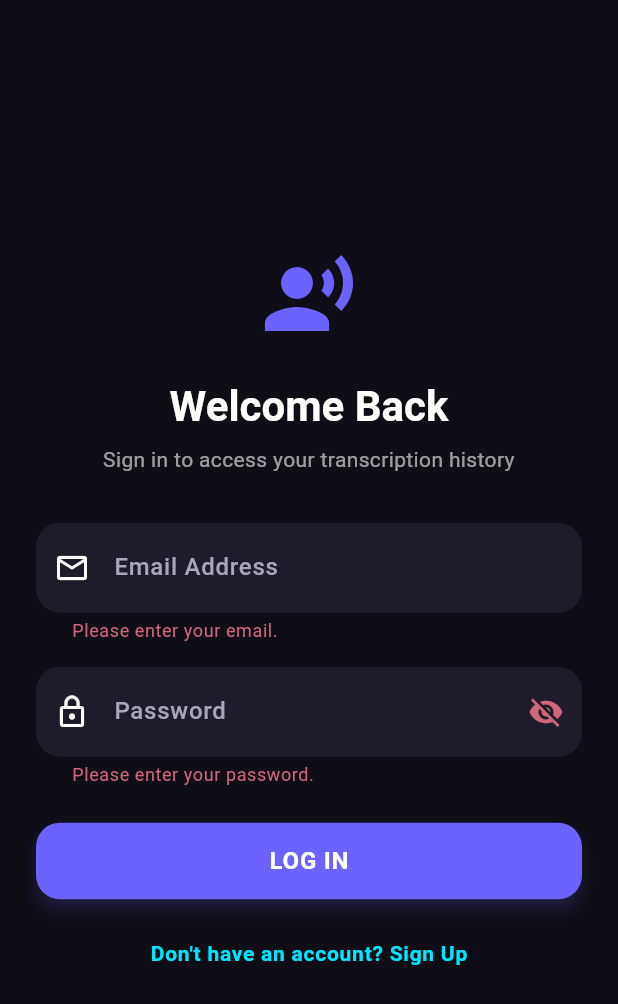
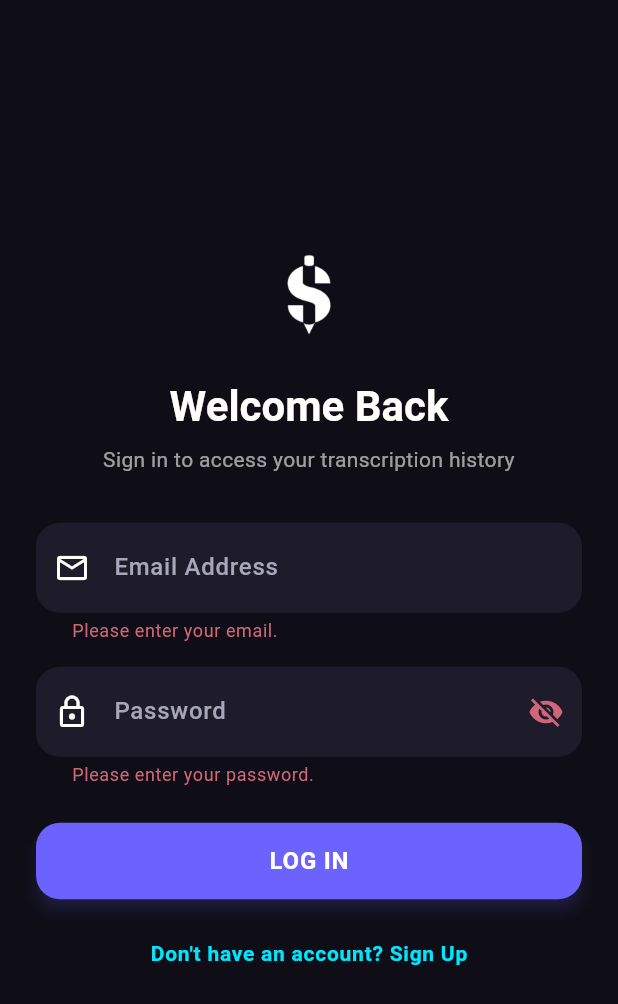
Before and after one commit to Aathil-mohamed/smart-transcription-app, a Flutter app: the screen it shows after launch, after a tap on "LOG IN", on a phone screen of 412 x 824 dp. Shown: the top 1004 px of the screen. Run offline on Flutter 3.47's test engine with Material 3 defaults, Android fonts, the phone set to English and light mode, and no system bars; our stand-ins replace cloud_firestore, file_picker, firebase_auth, firebase_core, firebase_storage, flutter_riverpod and 5 more; missing offline and left inert: record; accounts and stored records are empty; generated files the repository leaves out were written again.

Commit message:
feat(branding): introduce AppLogo widget and integrate with splash and auth screens

```diff
--- a/lib/screens/auth_screen.dart
+++ b/lib/screens/auth_screen.dart
@@ -1,6 +1,8 @@
 import 'package:flutter/material.dart';
 import 'package:flutter_riverpod/flutter_riverpod.dart';
+import '../core/theme/app_design_tokens.dart';
 import '../providers/auth_provider.dart';
+import '../widgets/app_logo.dart';
 import 'dashboard_screen.dart';
 
 class AuthScreen extends ConsumerStatefulWidget {
@@ -82,13 +84,13 @@ class _AuthScreenState extends ConsumerState<AuthScreen> {
                 mainAxisAlignment: MainAxisAlignment.center,
                 crossAxisAlignment: CrossAxisAlignment.stretch,
                 children: [
-                  // Icon header
-                  Icon(
-                    Icons.record_voice_over,
-                    size: 64,
-                    color: theme.colorScheme.primary,
+                  // Brand Logo
+                  const Center(
+                    child: AppLogo(
+                      height: 64,
+                    ),
                   ),
-                  const SizedBox(height: 24),
+                  SizedBox(height: context.tokens.spaceLg),
 
                   // Screen Title
                   Text(
--- a/lib/screens/splash_screen.dart
+++ b/lib/screens/splash_screen.dart
@@ -1,7 +1,10 @@
 import 'dart:async';
 import 'package:flutter/material.dart';
 import 'package:flutter_riverpod/flutter_riverpod.dart';
+import '../core/config/app_config.dart';
+import '../core/theme/app_design_tokens.dart';
 import '../providers/auth_provider.dart';
+import '../widgets/app_logo.dart';
 import 'auth_screen.dart';
 import 'dashboard_screen.dart';
 
@@ -66,78 +69,58 @@ class _SplashScreenState extends ConsumerState<SplashScreen> with SingleTickerPr
 
   @override
   Widget build(BuildContext context) {
-    final theme = Theme.of(context);
+    final tokens = context.tokens;
+    final config = ref.watch(appConfigProvider);
 
     return Scaffold(
+      backgroundColor: tokens.background,
       body: Container(
         width: double.infinity,
         height: double.infinity,
-        decoration: BoxDecoration(
-          gradient: LinearGradient(
-            colors: [
-              theme.colorScheme.surface,
-              theme.colorScheme.primary.withValues(alpha: 0.2),
-              theme.colorScheme.surface,
-            ],
-            begin: Alignment.topCenter,
-            end: Alignment.bottomCenter,
-          ),
-        ),
+        color: tokens.background,
         child: Column(
           mainAxisAlignment: MainAxisAlignment.center,
           children: [
-            // Floating Mic icon with animation scale
+            // Animated App Logo
             ScaleTransition(
               scale: _scaleAnimation,
-              child: Container(
-                padding: const EdgeInsets.all(24),
-                decoration: BoxDecoration(
-                  color: theme.colorScheme.primary.withValues(alpha: 0.1),
-                  shape: BoxShape.circle,
-                  border: Border.all(
-                    color: theme.colorScheme.primary.withValues(alpha: 0.3),
-                    width: 2,
-                  ),
-                ),
-                child: Icon(
-                  Icons.mic,
-                  size: 80,
-                  color: theme.colorScheme.secondary,
-                ),
+              child: const AppLogo(
+                height: 96,
+                fit: BoxFit.contain,
               ),
             ),
-            const SizedBox(height: 32),
+            SizedBox(height: tokens.spaceXl),
 
             // App Brand Name
             Text(
-              'Smart Transcribe',
+              config.branding.appName,
               style: TextStyle(
-                fontSize: 32,
+                fontSize: tokens.fontDisplay,
                 fontWeight: FontWeight.bold,
                 letterSpacing: 1.0,
-                color: theme.colorScheme.onSurface,
+                color: tokens.textPrimary,
               ),
             ),
-            const SizedBox(height: 8),
+            SizedBox(height: tokens.spaceSm),
 
             // App Subtitle
             Text(
               'Real-Time Speech Transcription',
               style: TextStyle(
-                fontSize: 16,
-                color: theme.colorScheme.onSurface.withValues(alpha: 0.6),
+                fontSize: tokens.fontMd,
+                color: tokens.textSecondary,
                 letterSpacing: 0.5,
               ),
             ),
-            const SizedBox(height: 64),
+            SizedBox(height: tokens.spaceXxl),
 
             // Loading indicator
             SizedBox(
-              width: 40,
-              height: 40,
+              width: tokens.spaceXl,
+              height: tokens.spaceXl,
               child: CircularProgressIndicator(
                 strokeWidth: 3,
-                valueColor: AlwaysStoppedAnimation<Color>(theme.colorScheme.secondary),
+                valueColor: AlwaysStoppedAnimation<Color>(tokens.primary),
               ),
             ),
           ],
--- /dev/null
+++ b/lib/widgets/app_logo.dart
@@ -0,0 +1,41 @@
+import 'package:flutter/material.dart';
+import 'package:flutter_riverpod/flutter_riverpod.dart';
+import '../core/config/app_config.dart';
+
+/// Reusable application logo widget that resolves its asset paths from
+/// [appConfigProvider] and adjusts for light/dark theme brightness.
+class AppLogo extends ConsumerWidget {
+  final double? size;
+  final double? width;
+  final double? height;
+  final BoxFit fit;
+  final Brightness? brightness;
+
+  const AppLogo({
+    super.key,
+    this.size,
+    this.width,
+    this.height,
+    this.fit = BoxFit.contain,
+    this.brightness,
+  });
+
+  @override
+  Widget build(BuildContext context, WidgetRef ref) {
+    final config = ref.watch(appConfigProvider);
+    final effectiveBrightness = brightness ?? Theme.of(context).brightness;
+    final isDark = effectiveBrightness == Brightness.dark;
+
+    final assetPath = isDark
+        ? config.branding.logoWhite
+        : config.branding.logoBlack;
+
+    return Image.asset(
+      assetPath,
+      width: width ?? size,
+      height: height ?? size,
+      fit: fit,
+      semanticLabel: config.branding.appName,
+    );
+  }
+}
```
Also changed, not shown: 2 other files.
